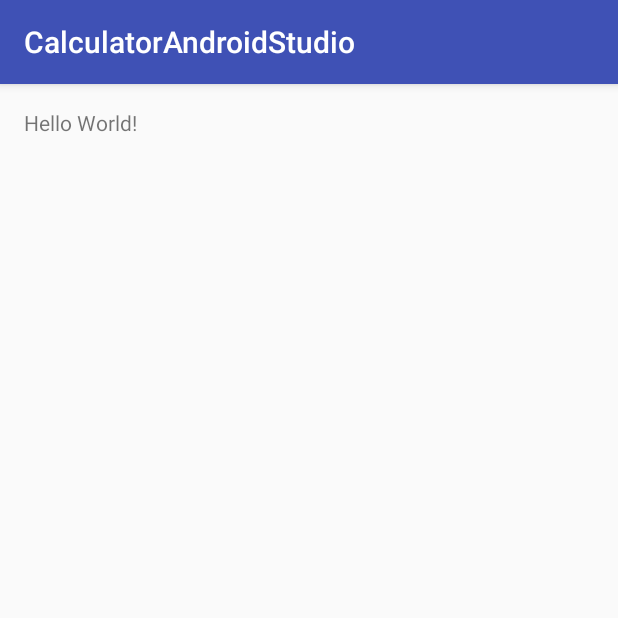
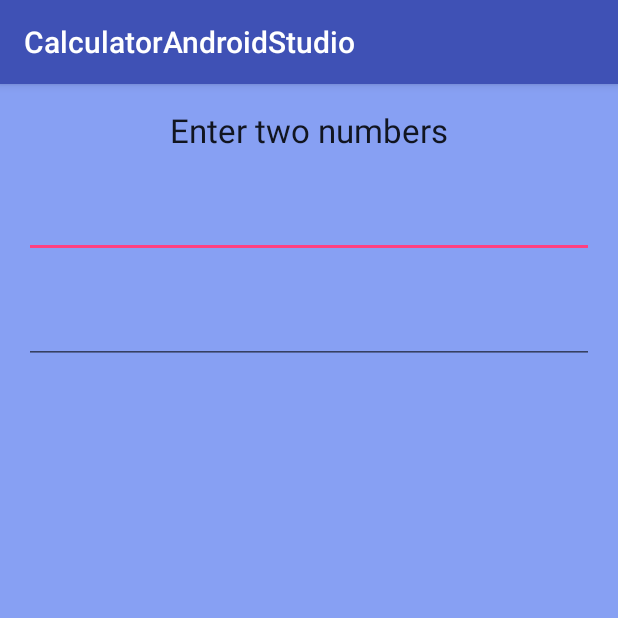
Before and after one commit to samueldaviddelacruz/AndroidPractices, an Android app: the screen it shows after launch (MainActivity), on a phone screen of 412 x 824 dp, the top half of it. Run offline under Robolectric (Android 15) with nearby library versions, the phone set to English and light mode, and no system bars.

Commit message:
Added  LinearLayout ,2 Text Fields and a textView to display a message to enter 2 numbers..

```diff
--- a/CalculatorAndroidStudio/app/src/main/res/layout/activity_main.xml
+++ b/CalculatorAndroidStudio/app/src/main/res/layout/activity_main.xml
@@ -1,5 +1,5 @@
 <?xml version="1.0" encoding="utf-8"?>
-<RelativeLayout xmlns:android="http://schemas.android.com/apk/res/android"
+<LinearLayout xmlns:android="http://schemas.android.com/apk/res/android"
     xmlns:tools="http://schemas.android.com/tools"
     android:layout_width="match_parent"
     android:layout_height="match_parent"
@@ -7,10 +7,33 @@
     android:paddingLeft="@dimen/activity_horizontal_margin"
     android:paddingRight="@dimen/activity_horizontal_margin"
     android:paddingTop="@dimen/activity_vertical_margin"
-    tools:context="com.practices.samuel.calculatorandroidstudio.MainActivity">
+    tools:context="com.practices.samuel.calculatorandroidstudio.MainActivity"
+    android:background="#87a0f3"
+    android:orientation="vertical">
 
     <TextView
-        android:layout_width="wrap_content"
+        android:layout_width="match_parent"
         android:layout_height="wrap_content"
-        android:text="Hello World!" />
-</RelativeLayout>
+        android:textAppearance="?android:attr/textAppearanceLarge"
+        android:text="Enter two numbers"
+        android:gravity="center"
+        android:id="@+id/textView" />
+
+    <EditText
+        android:layout_width="match_parent"
+        android:layout_height="wrap_content"
+        android:inputType="numberDecimal"
+        android:ems="10"
+        android:id="@+id/editText"
+        android:layout_gravity="center_horizontal"
+        android:layout_marginTop="25dp" />
+
+    <EditText
+        android:layout_width="match_parent"
+        android:layout_height="wrap_content"
+        android:inputType="numberDecimal"
+        android:ems="10"
+        android:id="@+id/editText2"
+        android:layout_gravity="center_horizontal"
+        android:layout_marginTop="25dp" />
+</LinearLayout>
```
